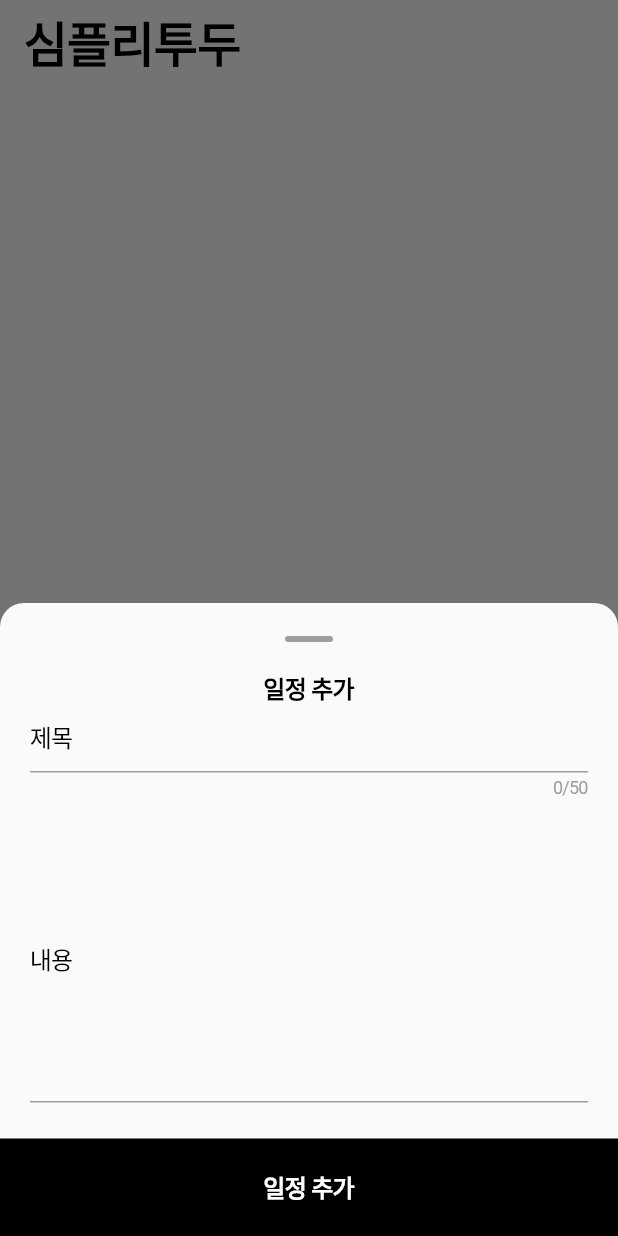
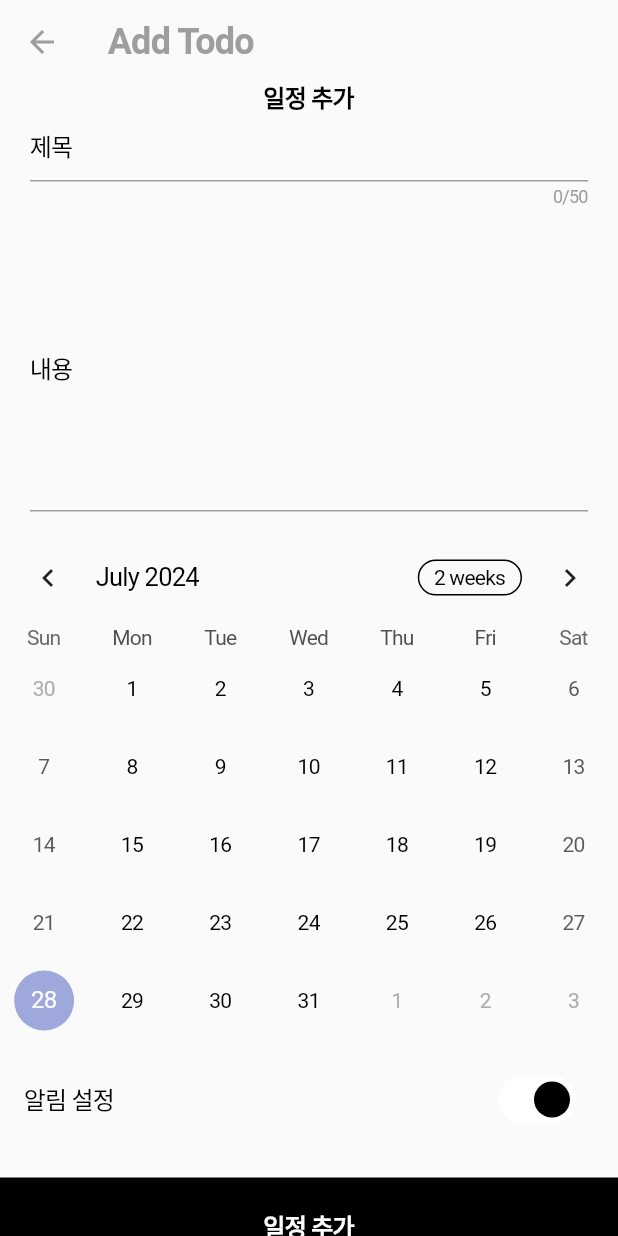
Before and after one commit to Raonshi/simply_todo, a Flutter app: the screen it shows after launch, after a tap on "일정 추가", on a phone screen of 412 x 824 dp. Run offline on Flutter 3.47's test engine with Material 3 defaults, Android fonts, the phone set to English and light mode, and no system bars; drawn by our look-alikes of table_calendar; our stand-ins replace bloc, flutter_bloc, flutter_local_notifications, flutter_slidable, shared_preferences, timezone.

Commit message:
feat:implements add todo page

```diff
--- /dev/null
+++ b/lib/bloc/add_todo/add_todo_bloc.dart
@@ -0,0 +1,53 @@
+import 'package:bloc/bloc.dart';
+import 'package:simpletodo/domain/model/todo_model.dart';
+import 'package:simpletodo/domain/repository/todo/todo_repository.dart';
+import 'package:simpletodo/service/notification_service.dart';
+
+part 'add_todo_state.dart';
+
+class AddTodoBloc extends Cubit<AddTodoState> {
+  final TodoRepository todoRepo;
+
+  AddTodoBloc({
+    required this.todoRepo,
+  }) : super(const AddTodoState());
+
+  void setTitle(String title) {
+    emit(state.copyWith(title: title));
+  }
+
+  void setContent(String content) {
+    emit(state.copyWith(content: content));
+  }
+
+  void setDateTime(DateTime dateTime) {
+    emit(state.copyWith(dateTime: dateTime));
+  }
+
+  void setShowNotification(bool showNotification) {
+    emit(
+      state.copyWith(
+        showNotification: showNotification,
+        dateTime: showNotification ? DateTime.now() : null,
+      ),
+    );
+  }
+
+  Future<void> createTodo() async {
+    final Todo todo = Todo.create(
+      title: state.title,
+      content: state.content,
+      dateTime: state.dateTime,
+      showNotification: state.showNotification,
+    );
+
+    await NotificationService().scheduleNotification(
+      id: todo.id,
+      title: todo.title,
+      body: todo.content,
+      timestamp: todo.timestamp,
+    );
+
+    await todoRepo.saveTodo(todo);
+  }
+}
--- /dev/null
+++ b/lib/bloc/add_todo/add_todo_state.dart
@@ -0,0 +1,29 @@
+part of 'add_todo_bloc.dart';
+
+class AddTodoState {
+  final String title;
+  final String content;
+  final DateTime? dateTime;
+  final bool showNotification;
+
+  const AddTodoState({
+    this.title = "",
+    this.content = "",
+    this.dateTime,
+    this.showNotification = true,
+  });
+
+  AddTodoState copyWith({
+    String? title,
+    String? content,
+    DateTime? dateTime,
+    bool? showNotification,
+  }) {
+    return AddTodoState(
+      title: title ?? this.title,
+      content: content ?? this.content,
+      dateTime: dateTime ?? this.dateTime,
+      showNotification: showNotification ?? this.showNotification,
+    );
+  }
+}
--- a/lib/bloc/todo_list/todo_list_bloc.dart
+++ b/lib/bloc/todo_list/todo_list_bloc.dart
@@ -1,6 +1,7 @@
 import 'package:simpletodo/domain/model/todo_model.dart';
 import 'package:bloc/bloc.dart';
 import 'package:simpletodo/domain/repository/todo/todo_repository.dart';
+import 'package:simpletodo/service/notification_service.dart';
 
 part 'todo_list_state.dart';
 
@@ -27,6 +28,13 @@ class TodoListBloc extends Cubit<TodoListState> {
     switch (state) {
       case TodoListLoaded loaded:
         final List<Todo> newTodos = [...loaded.todos, todo];
+        await NotificationService().scheduleNotification(
+          id: todo.id,
+          title: todo.title,
+          body: todo.content,
+          timestamp: todo.timestamp,
+        );
+
         emit(loaded.copyWith(todos: newTodos));
         await todoRepo.saveTodoList(newTodos);
         break;
@@ -45,6 +53,18 @@ class TodoListBloc extends Cubit<TodoListState> {
         newTodos[index] = newTodos[index].copyWith(
           completed: !newTodos[index].completed,
         );
+
+        if (newTodos[index].completed) {
+          await NotificationService().cancelScheduledNotification(id);
+        } else {
+          await NotificationService().scheduleNotification(
+            id: id,
+            title: newTodos[index].title,
+            body: newTodos[index].content,
+            timestamp: newTodos[index].timestamp,
+          );
+        }
+
         emit(loaded.copyWith(todos: newTodos));
         await todoRepo.saveTodoList(newTodos);
         break;
@@ -60,6 +80,7 @@ class TodoListBloc extends Cubit<TodoListState> {
         final int index = newTodos.indexWhere((element) => element.id == id);
         if (index == 0 - 1) return;
 
+        await NotificationService().cancelScheduledNotification(id);
         newTodos.removeAt(index);
         emit(loaded.copyWith(todos: newTodos));
         await todoRepo.saveTodoList(newTodos);
--- a/lib/domain/model/todo_model.dart
+++ b/lib/domain/model/todo_model.dart
@@ -5,36 +5,74 @@ final class Todo extends BaseData {
   final String title;
   final String content;
 
+  final int timestamp;
+  final bool showNotification;
+
   final bool completed;
 
-  const Todo({
+  const Todo._({
     required this.id,
     required this.title,
+    required this.timestamp,
     required this.content,
-    this.completed = false,
+    required this.completed,
+    required this.showNotification,
   });
 
+  /// Create a new Todo instance.
+  /// [id] is the timestamp in days.
+  factory Todo.create({
+    required String title,
+    required String content,
+    required DateTime? dateTime,
+    required bool showNotification,
+  }) {
+    // dateTime should be converted to timestamp
+    late final int timestamp;
+    if (showNotification && dateTime != null) {
+      timestamp = dateTime.millisecondsSinceEpoch;
+    } else {
+      timestamp = DateTime.now().millisecondsSinceEpoch;
+    }
+
+    // id is the timestamp in days
+    final int id = timestamp ~/ (1000 * 60 * 60 * 24);
+
+    return Todo._(
+        id: id,
+        title: title,
+        content: content,
+        timestamp: timestamp,
+        completed: false,
+        showNotification: showNotification);
+  }
+
+  /// Copy current Todo instance with new values.
+  /// `id` and `timestamp` are not copied.
   @override
   Todo copyWith({
-    int? id,
     String? title,
     String? content,
     bool? completed,
   }) {
-    return Todo(
-      id: id ?? this.id,
+    return Todo._(
+      id: id,
       title: title ?? this.title,
       content: content ?? this.content,
+      timestamp: timestamp,
       completed: completed ?? this.completed,
+      showNotification: showNotification,
     );
   }
 
   factory Todo.fromJson(Map<String, dynamic> map) {
-    return Todo(
+    return Todo._(
       id: map['id'],
       title: map['title'],
       content: map['content'],
-      completed: map['deleted'],
+      timestamp: map['timestamp'],
+      completed: map['completed'],
+      showNotification: map['showNotification'],
     );
   }
 
@@ -44,7 +82,9 @@ final class Todo extends BaseData {
       'id': id,
       'title': title,
       'content': content,
-      'deleted': completed,
+      'timestamp': timestamp,
+      'completed': completed,
+      'showNotification': showNotification,
     };
   }
 }
--- a/lib/domain/repository/todo/todo_repository.dart
+++ b/lib/domain/repository/todo/todo_repository.dart
@@ -5,7 +5,14 @@ interface class TodoRepository {
     throw UnimplementedError();
   }
 
+  Future<void> saveTodo(Todo todo) async {}
+
   Future<List<Todo>> getTodoList() async {
     throw UnimplementedError();
   }
+
+  Future<void> deleteTodo(int id) async {}
+
+  Future<void> clearTodoList() async {}
+
 }
--- a/lib/domain/repository/todo/todo_repository_impl.dart
+++ b/lib/domain/repository/todo/todo_repository_impl.dart
@@ -23,4 +23,33 @@ class TodoRepositoryImpl implements TodoRepository {
 
     await pref.setStringList(LocalStorageKeys.todoList.str, dataList);
   }
+
+  @override
+  Future<void> clearTodoList() async {
+    final SharedPreferences pref = await SharedPreferences.getInstance();
+    await pref.remove(LocalStorageKeys.todoList.str);
+  }
+
+  @override
+  Future<void> deleteTodo(int id) async {
+    final List<Todo> todos = await getTodoList();
+    final List<Todo> newTodos = todos.where((e) => e.id != id).toList();
+    await saveTodoList(newTodos);
+  }
+
+  @override
+  Future<void> saveTodo(Todo todo) async {
+    final SharedPreferences pref = await SharedPreferences.getInstance();
+    final List<Todo> todos = await getTodoList();
+    final int idx = todos.indexWhere((e) => e.id == todo.id);
+    if (idx == -1) {
+      todos.add(todo);
+    } else {
+      todos[idx] = todo;
+    }
+
+    final List<String> dataList =
+        todos.map((e) => jsonEncode(e.toMap())).toList();
+    await pref.setStringList(LocalStorageKeys.todoList.str, dataList);
+  }
 }
--- a/lib/service/notification_service.dart
+++ b/lib/service/notification_service.dart
@@ -89,4 +89,9 @@ class NotificationService {
       log('Pending notifications: ${value.map((e) => e.title)}');
     });
   }
+
+  /// Remove scheduled notification with [id].
+  Future<void> cancelScheduledNotification(int id) async {
+    await _notiPlugin.cancel(id);
+  }
 }
--- /dev/null
+++ b/lib/ui/add_todo/page/add_todo_page.dart
@@ -0,0 +1,150 @@
+import 'package:flutter/material.dart';
+import 'package:flutter_bloc/flutter_bloc.dart';
+import 'package:simpletodo/bloc/add_todo/add_todo_bloc.dart';
+import 'package:simpletodo/common/theme.dart';
+import 'package:simpletodo/domain/repository/todo/todo_repository.dart';
+import 'package:table_calendar/table_calendar.dart';
+
+class AddTodoPage extends StatelessWidget {
+  const AddTodoPage({super.key});
+
+  @override
+  Widget build(BuildContext context) {
+    return RepositoryProvider(
+      create: (context) => TodoRepository(),
+      child: BlocProvider(
+        lazy: false,
+        create: (context) => AddTodoBloc(
+          todoRepo: RepositoryProvider.of<TodoRepository>(context),
+        ),
+        child: _AddTodoPageBody(
+          formKey: GlobalKey<FormState>(),
+        ),
+      ),
+    );
+  }
+}
+
+class _AddTodoPageBody extends StatelessWidget {
+  const _AddTodoPageBody({required this.formKey});
+
+  final GlobalKey<FormState> formKey;
+
+  @override
+  Widget build(BuildContext context) {
+    return Scaffold(
+      appBar: AppBar(
+        title: const Text("Add Todo"),
+      ),
+      body: BlocBuilder<AddTodoBloc, AddTodoState>(
+        builder: (context, state) {
+          return SingleChildScrollView(
+            child: Padding(
+              padding: EdgeInsets.only(
+                bottom: MediaQuery.of(context).viewInsets.bottom,
+              ),
+              child: Form(
+                key: formKey,
+                child: Column(
+                  mainAxisSize: MainAxisSize.min,
+                  children: [
+                    Text(
+                      "일정 추가",
+                      style: context.textTheme.titleSmall,
+                    ),
+                    Padding(
+                      padding: const EdgeInsets.symmetric(horizontal: 20.0),
+                      child: TextFormField(
+                        cursorColor: context.colorTheme.onPrimary,
+                        maxLength: 50,
+                        decoration: InputDecoration(
+                          labelText: "제목",
+                          labelStyle: context.textTheme.labelLarge?.copyWith(
+                            color: context.colorTheme.onPrimary,
+                          ),
+                          focusedBorder: UnderlineInputBorder(
+                            borderSide: BorderSide(
+                              color: context.colorTheme.onPrimary,
+                              width: 1.5,
+                            ),
+                          ),
+                        ),
+                        textInputAction: TextInputAction.next,
+                        onChanged: context.read<AddTodoBloc>().setTitle,
+                        validator: (String? value) {
+                          if ((value ?? "").isEmpty) {
+                            return "제목을 입력해주세요.";
+                          }
+                          return null;
+                        },
+                      ),
+                    ),
+                    const SizedBox(height: 12.0),
+                    Padding(
+                      padding: const EdgeInsets.symmetric(horizontal: 20.0),
+                      child: TextFormField(
+                        cursorColor: context.colorTheme.onPrimary,
+                        minLines: 10,
+                        maxLines: 10,
+                        decoration: InputDecoration(
+                          labelText: "내용",
+                          labelStyle: context.textTheme.labelLarge?.copyWith(
+                            color: context.colorTheme.onPrimary,
+                          ),
+                          focusedBorder: UnderlineInputBorder(
+                            borderSide: BorderSide(
+                              color: context.colorTheme.onPrimary,
+                              width: 1.5,
+                            ),
+                          ),
+                        ),
+                        onChanged: context.read<AddTodoBloc>().setContent,
+                      ),
+                    ),
+                    const SizedBox(height: 12.0),
+                    TableCalendar(
+                      focusedDay: DateTime.now(),
+                      firstDay:
+                          DateTime.now().subtract(const Duration(days: 365)),
+                      lastDay: DateTime.now().add(const Duration(days: 365)),
+                    ),
+                    const SizedBox(height: 12.0),
+                    SwitchListTile.adaptive(
+                      value: true,
+                      onChanged: (_) {},
+                      title: Text(
+                        "알림 설정",
+                        style: context.textTheme.labelLarge,
+                      ),
+                    ),
+                    const SizedBox(height: 24.0),
+                    InkWell(
+                      onTap: () {
+                        if (formKey.currentState?.validate() ?? false) {
+                          context.read<AddTodoBloc>().createTodo();
+                        }
+                      },
+                      child: Container(
+                        color: context.colorTheme.onPrimary,
+                        alignment: Alignment.center,
+                        padding: const EdgeInsets.only(top: 24.0, bottom: 24.0),
+                        child: SafeArea(
+                          child: Text(
+                            "일정 추가",
+                            style: context.textTheme.titleSmall?.copyWith(
+                              color: context.colorTheme.primary,
+                            ),
+                          ),
+                        ),
+                      ),
+                    ),
+                  ],
+                ),
+              ),
+            ),
+          );
+        },
+      ),
+    );
+  }
+}
--- a/lib/ui/page/home_page.dart
+++ b/lib/ui/home/page/home_page.dart
@@ -3,8 +3,8 @@ import 'package:flutter_bloc/flutter_bloc.dart';
 import 'package:simpletodo/bloc/todo_list/todo_list_bloc.dart';
 import 'package:simpletodo/common/theme.dart';
 import 'package:simpletodo/domain/repository/todo/todo_repository_impl.dart';
-import 'package:simpletodo/ui/widget/add_todo_bottom_sheet.dart';
-import 'package:simpletodo/ui/widget/todo_panel.dart';
+import 'package:simpletodo/ui/add_todo/page/add_todo_page.dart';
+import 'package:simpletodo/ui/home/widget/todo_panel.dart';
 
 class HomePage extends StatelessWidget {
   const HomePage({super.key});
@@ -83,20 +83,10 @@ class _HomePageBody extends StatelessWidget {
                     color: context.colorTheme.primary,
                   ),
                 ),
-                onPressed: () => showModalBottomSheet(
-                  context: context,
-                  isScrollControlled: true,
-                  showDragHandle: true,
-                  shape: const RoundedRectangleBorder(
-                    borderRadius: BorderRadius.vertical(
-                      top: Radius.circular(16.0),
-                    ),
-                  ),
-                  builder: (subContext) => const AddTodoBottomSheet(),
-                ).then((value) {
-                  if (value == null) return;
-                  context.read<TodoListBloc>().create(value);
-                }),
+                onPressed: () => Navigator.push(
+                  context,
+                  MaterialPageRoute(builder: (context) => const AddTodoPage()),
+                ),
                 child: const Text("일정 추가"),
               ),
             )
--- a/lib/ui/widget/completed_list.dart
+++ b/lib/ui/home/widget/completed_list.dart
@@ -3,7 +3,7 @@ import 'package:flutter_bloc/flutter_bloc.dart';
 import 'package:simpletodo/bloc/todo_list/todo_list_bloc.dart';
 import 'package:simpletodo/common/theme.dart';
 import 'package:simpletodo/domain/model/todo_model.dart';
-import 'package:simpletodo/ui/widget/todo_list_item.dart';
+import 'package:simpletodo/ui/home/widget/todo_list_item.dart';
 
 class CompletedList extends StatelessWidget {
   const CompletedList({super.key, required this.todos});
--- a/lib/ui/widget/incompleted_list.dart
+++ b/lib/ui/home/widget/incompleted_list.dart
@@ -3,7 +3,7 @@ import 'package:flutter_bloc/flutter_bloc.dart';
 import 'package:simpletodo/bloc/todo_list/todo_list_bloc.dart';
 import 'package:simpletodo/common/theme.dart';
 import 'package:simpletodo/domain/model/todo_model.dart';
-import 'package:simpletodo/ui/widget/todo_list_item.dart';
+import 'package:simpletodo/ui/home/widget/todo_list_item.dart';
 
 class InCompletedList extends StatelessWidget {
   const InCompletedList({super.key, required this.todos});
--- a/lib/ui/widget/todo_panel.dart
+++ b/lib/ui/home/widget/todo_panel.dart
@@ -1,7 +1,7 @@
 import 'package:flutter/material.dart';
 import 'package:simpletodo/common/theme.dart';
 import 'package:simpletodo/domain/model/todo_model.dart';
-import 'package:simpletodo/ui/widget/completed_list.dart';
+import 'package:simpletodo/ui/home/widget/completed_list.dart';
 
 import 'incompleted_list.dart';
 
--- a/lib/ui/simple_todo_app.dart
+++ b/lib/ui/simple_todo_app.dart
@@ -1,6 +1,6 @@
 import 'package:flutter/material.dart';
 import 'package:simpletodo/common/theme.dart';
-import 'package:simpletodo/ui/page/home_page.dart';
+import 'package:simpletodo/ui/home/page/home_page.dart';
 
 class SimpleTodoApp extends StatelessWidget {
   const SimpleTodoApp({super.key});
--- a/lib/ui/widget/add_todo_bottom_sheet.dart
+++ /dev/null
@@ -1,121 +0,0 @@
-import 'package:flutter/material.dart';
-import 'package:simpletodo/common/theme.dart';
-import 'package:simpletodo/domain/model/todo_model.dart';
-
-class AddTodoBottomSheet extends StatefulWidget {
-  const AddTodoBottomSheet({super.key});
-
-  @override
-  State<AddTodoBottomSheet> createState() => _AddTodoBottomSheetState();
-}
-
-class _AddTodoBottomSheetState extends State<AddTodoBottomSheet> {
-  late final TextEditingController _titleCtrl;
-  late final TextEditingController _contentCtrl;
-  final GlobalKey<FormState> _formKey = GlobalKey<FormState>();
-
-  @override
-  void initState() {
-    _titleCtrl = TextEditingController();
-    _contentCtrl = TextEditingController();
-    super.initState();
-  }
-
-  @override
-  Widget build(BuildContext context) {
-    return Padding(
-      padding: EdgeInsets.only(
-        bottom: MediaQuery.of(context).viewInsets.bottom,
-      ),
-      child: Form(
-        key: _formKey,
-        child: Column(
-          mainAxisSize: MainAxisSize.min,
-          children: [
-            Text(
-              "일정 추가",
-              style: context.textTheme.titleSmall,
-            ),
-            Padding(
-              padding: const EdgeInsets.symmetric(horizontal: 20.0),
-              child: TextFormField(
-                controller: _titleCtrl,
-                cursorColor: context.colorTheme.onPrimary,
-                maxLength: 50,
-                decoration: InputDecoration(
-                  labelText: "제목",
-                  labelStyle: context.textTheme.labelLarge?.copyWith(
-                    color: context.colorTheme.onPrimary,
-                  ),
-                  focusedBorder: UnderlineInputBorder(
-                    borderSide: BorderSide(
-                      color: context.colorTheme.onPrimary,
-                      width: 1.5,
-                    ),
-                  ),
-                ),
-                textInputAction: TextInputAction.next,
-                validator: (String? value) {
-                  if ((value ?? "").isEmpty) {
-                    return "제목을 입력해주세요.";
-                  }
-                  return null;
-                },
-              ),
-            ),
-            const SizedBox(height: 12.0),
-            Padding(
-              padding: const EdgeInsets.symmetric(horizontal: 20.0),
-              child: TextFormField(
-                controller: _contentCtrl,
-                cursorColor: context.colorTheme.onPrimary,
-                minLines: 10,
-                maxLines: 10,
-                decoration: InputDecoration(
-                  labelText: "내용",
-                  labelStyle: context.textTheme.labelLarge?.copyWith(
-                    color: context.colorTheme.onPrimary,
-                  ),
-                  focusedBorder: UnderlineInputBorder(
-                    borderSide: BorderSide(
-                      color: context.colorTheme.onPrimary,
-                      width: 1.5,
-                    ),
-                  ),
-                ),
-              ),
-            ),
-            const SizedBox(height: 24.0),
-            InkWell(
-              onTap: () {
-                if (_formKey.currentState?.validate() ?? false) {
-                  Navigator.pop(
-                    context,
-                    Todo(
-                      id: DateTime.now().millisecondsSinceEpoch,
-                      title: _titleCtrl.text,
-                      content: _contentCtrl.text,
-                    ),
-                  );
-                }
-              },
-              child: Container(
-                color: context.colorTheme.onPrimary,
-                alignment: Alignment.center,
-                padding: const EdgeInsets.only(top: 24.0, bottom: 24.0),
-                child: SafeArea(
-                  child: Text(
-                    "일정 추가",
-                    style: context.textTheme.titleSmall?.copyWith(
-                      color: context.colorTheme.primary,
-                    ),
-                  ),
-                ),
-              ),
-            ),
-          ],
-        ),
-      ),
-    );
-  }
-}
--- a/pubspec.yaml
+++ b/pubspec.yaml
@@ -43,6 +43,8 @@ dependencies:
   bloc: ^8.1.4
   flutter_local_notifications: ^17.2.1+2
   timezone: ^0.9.4
+  table_calendar: ^3.1.2
+  loader_overlay: ^4.0.1
 
 dev_dependencies:
   flutter_test:
```
Also changed, not shown: lib/ui/add_todo/widget/add_todo_input.dart (added, +46 -0 lines), lib/ui/home/widget/todo_list_item.dart (renamed from lib/ui/widget/todo_list_item.dart), pubspec.lock, 26 other files.
